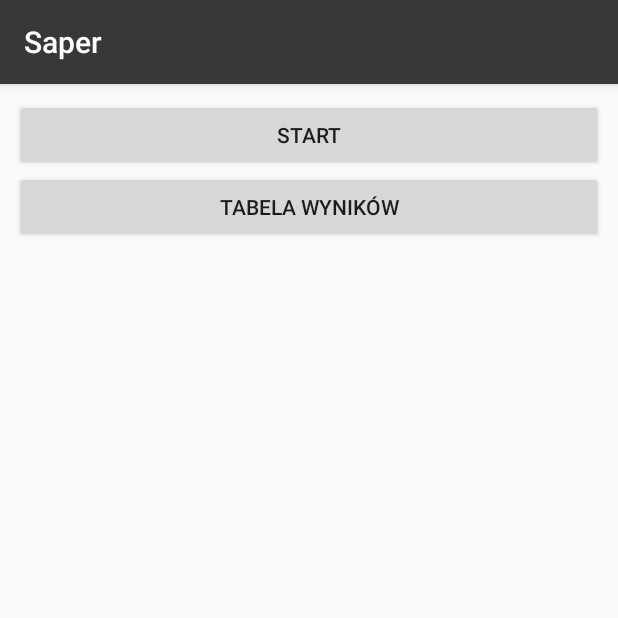
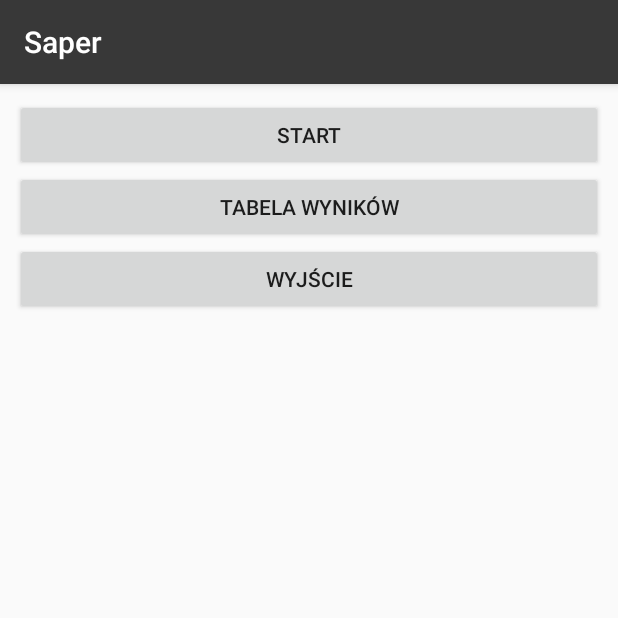
Before and after one commit to demba003/SaperJava, an Android app: the screen it shows after launch (MainActivity), on a phone screen of 412 x 824 dp, the top half of it. Run offline under Robolectric (Android 15) with nearby library versions, the phone set to English and light mode, and no system bars.

Commit message:
Exit
Dodałem przycisk wyjście

```diff
--- a/app/src/main/java/javalab/pk/saper/MainActivity.java
+++ b/app/src/main/java/javalab/pk/saper/MainActivity.java
@@ -14,6 +14,7 @@ public class MainActivity extends AppCompatActivity {
         setContentView(R.layout.activity_main);
 
         Button start = (Button) findViewById(R.id.btn_start);
+        Button exit = (Button) findViewById(R.id.exit);
 
         start.setOnClickListener(new View.OnClickListener() {
             @Override
@@ -23,5 +24,13 @@ public class MainActivity extends AppCompatActivity {
             }
         });
 
+        exit.setOnClickListener(new View.OnClickListener(){
+            @Override
+            public void onClick(View view) {
+                finish();
+                System.exit(0);
+            }
+        });
+
     }
 }
--- a/app/src/main/res/layout/activity_main.xml
+++ b/app/src/main/res/layout/activity_main.xml
@@ -26,5 +26,11 @@
             android:layout_width="match_parent"
             android:layout_height="wrap_content"
             android:id="@+id/btn_tabela" />
+
+        <Button
+            android:id="@+id/exit"
+            android:layout_width="match_parent"
+            android:layout_height="wrap_content"
+            android:text="Wyjście" />
     </LinearLayout>
 </RelativeLayout>
```
